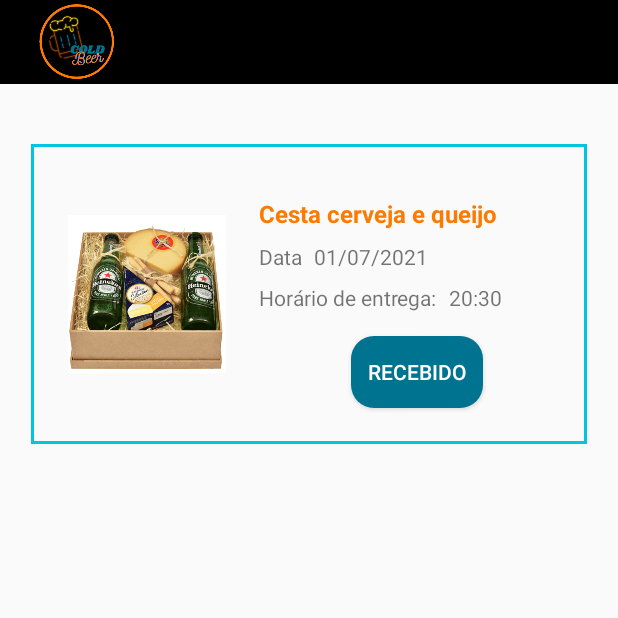
After one commit to AmandaIsrael/ColdBeer-Project, an Android app: the TelaMeusPedidos screen opened directly, with no data from a screen before it, on a phone screen of 412 x 824 dp, the top half of it. The commit adds this screen. Run offline under Robolectric (Android 15) with nearby library versions, the phone set to English and light mode, and no system bars.

Commit message:
tela meus pedidos

```diff
--- a/app/src/main/AndroidManifest.xml
+++ b/app/src/main/AndroidManifest.xml
@@ -9,7 +9,8 @@
         android:roundIcon="@mipmap/ic_launcher_round"
         android:supportsRtl="true"
         android:theme="@style/AppTheme">
-        <activity android:name=".TelaListaProdutos"></activity>
+        <activity android:name=".TelaMeusPedidos"></activity>
+        <activity android:name=".TelaListaProdutos" />
         <activity android:name=".TelaItem" />
         <activity android:name=".TelaFinalizarCompra" />
         <activity android:name=".TelaCarrinho" />
--- /dev/null
+++ b/app/src/main/java/com/example/coldbeer/TelaMeusPedidos.java
@@ -0,0 +1,14 @@
+package com.example.coldbeer;
+
+import androidx.appcompat.app.AppCompatActivity;
+
+import android.os.Bundle;
+
+public class TelaMeusPedidos extends AppCompatActivity {
+
+    @Override
+    protected void onCreate(Bundle savedInstanceState) {
+        super.onCreate(savedInstanceState);
+        setContentView(R.layout.activity_tela_meus_pedidos);
+    }
+}
--- /dev/null
+++ b/app/src/main/res/layout/activity_tela_meus_pedidos.xml
@@ -0,0 +1,127 @@
+<?xml version="1.0" encoding="utf-8"?>
+<androidx.constraintlayout.widget.ConstraintLayout xmlns:android="http://schemas.android.com/apk/res/android"
+    xmlns:app="http://schemas.android.com/apk/res-auto"
+    xmlns:tools="http://schemas.android.com/tools"
+    android:layout_width="match_parent"
+    android:layout_height="match_parent"
+    tools:context=".TelaMeusPedidos">
+
+    <include
+        android:id="@+id/toolbar"
+        layout="@layout/toolbar" />
+
+    <View
+        android:id="@+id/viewPedido"
+        android:layout_width="0dp"
+        android:layout_height="200dp"
+        android:layout_marginTop="40dp"
+        android:background="@drawable/borda"
+        app:layout_constraintEnd_toStartOf="@+id/guideline17"
+        app:layout_constraintStart_toStartOf="@+id/guideline18"
+        app:layout_constraintTop_toBottomOf="@+id/toolbar" />
+
+    <Button
+        android:id="@+id/btnFinalizarPedido"
+        android:layout_width="wrap_content"
+        android:layout_height="wrap_content"
+        android:layout_marginTop="16dp"
+        android:background="@drawable/botao"
+        android:text="@string/btnRecebido"
+        android:textColor="@color/design_default_color_background"
+        app:layout_constraintEnd_toStartOf="@+id/guideline17"
+        app:layout_constraintStart_toStartOf="@+id/guideline19"
+        app:layout_constraintTop_toBottomOf="@+id/labelHorario" />
+
+    <TextView
+        android:id="@+id/txtKit"
+        android:layout_width="wrap_content"
+        android:layout_height="wrap_content"
+        android:layout_marginStart="8dp"
+        android:layout_marginLeft="8dp"
+        android:layout_marginTop="35dp"
+        android:text="@string/text_kit1_carrinho"
+        android:textColor="@color/laranja"
+        android:textSize="16sp"
+        android:textStyle="bold"
+        app:layout_constraintStart_toStartOf="@+id/guideline19"
+        app:layout_constraintTop_toTopOf="@+id/viewPedido" />
+
+    <ImageView
+        android:id="@+id/imgKit1"
+        android:layout_width="105dp"
+        android:layout_height="105dp"
+        android:layout_marginStart="10dp"
+        android:layout_marginLeft="10dp"
+        android:contentDescription="@string/imagem_do_produto"
+        app:layout_constraintBottom_toBottomOf="@+id/viewPedido"
+        app:layout_constraintEnd_toStartOf="@+id/guideline19"
+        app:layout_constraintStart_toStartOf="@+id/viewPedido"
+        app:layout_constraintTop_toTopOf="@+id/viewPedido"
+        app:srcCompat="@drawable/cesta_cervejaequeijo" />
+
+    <androidx.constraintlayout.widget.Guideline
+        android:id="@+id/guideline17"
+        android:layout_width="wrap_content"
+        android:layout_height="wrap_content"
+        android:orientation="vertical"
+        app:layout_constraintGuide_percent="0.95" />
+
+    <androidx.constraintlayout.widget.Guideline
+        android:id="@+id/guideline18"
+        android:layout_width="wrap_content"
+        android:layout_height="wrap_content"
+        android:orientation="vertical"
+        app:layout_constraintGuide_percent="0.05" />
+
+    <androidx.constraintlayout.widget.Guideline
+        android:id="@+id/guideline19"
+        android:layout_width="wrap_content"
+        android:layout_height="wrap_content"
+        android:orientation="vertical"
+        app:layout_constraintGuide_percent="0.4" />
+
+    <TextView
+        android:id="@+id/txtDataPedido"
+        android:layout_width="wrap_content"
+        android:layout_height="wrap_content"
+        android:layout_marginStart="8dp"
+        android:layout_marginLeft="8dp"
+        android:layout_marginTop="8dp"
+        android:text="@string/txtData"
+        app:layout_constraintStart_toEndOf="@+id/labelData"
+        app:layout_constraintTop_toBottomOf="@+id/txtKit" />
+
+    <TextView
+        android:id="@+id/labelData"
+        android:layout_width="wrap_content"
+        android:layout_height="wrap_content"
+        android:layout_marginStart="8dp"
+        android:layout_marginLeft="8dp"
+        android:layout_marginTop="8dp"
+        android:text="@string/labelData"
+        app:layout_constraintStart_toStartOf="@+id/guideline19"
+        app:layout_constraintTop_toBottomOf="@+id/txtKit" />
+
+    <TextView
+        android:id="@+id/labelHorario"
+        android:layout_width="wrap_content"
+        android:layout_height="wrap_content"
+        android:layout_marginStart="8dp"
+        android:layout_marginLeft="8dp"
+        android:layout_marginTop="8dp"
+        android:text="@string/labelHorarioEntrega"
+        app:layout_constraintStart_toStartOf="@+id/guideline19"
+        app:layout_constraintTop_toBottomOf="@+id/labelData" />
+
+    <TextView
+        android:id="@+id/txtHorario"
+        android:layout_width="wrap_content"
+        android:layout_height="wrap_content"
+        android:layout_marginStart="8dp"
+        android:layout_marginLeft="8dp"
+        android:layout_marginTop="8dp"
+        android:text="@string/txtHorario"
+        app:layout_constraintStart_toEndOf="@+id/labelHorario"
+        app:layout_constraintTop_toBottomOf="@+id/txtDataPedido" />
+
+</androidx.constraintlayout.widget.ConstraintLayout>
--- a/app/src/main/res/values/strings.xml
+++ b/app/src/main/res/values/strings.xml
@@ -99,5 +99,10 @@
     <string name="pesquisar_produtos_tela_produtos">Pesquisar Produtos</string>
     <string name="busca_tela_produtos">busca_tela_produtos</string>
 
+    <string name="labelData">Data</string>
+    <string name="txtData">01/07/2021</string>
+    <string name="labelHorarioEntrega">Horário de entrega:</string>
+    <string name="txtHorario">20:30</string>
+    <string name="btnRecebido">Recebido</string>
 
 </resources>
```
